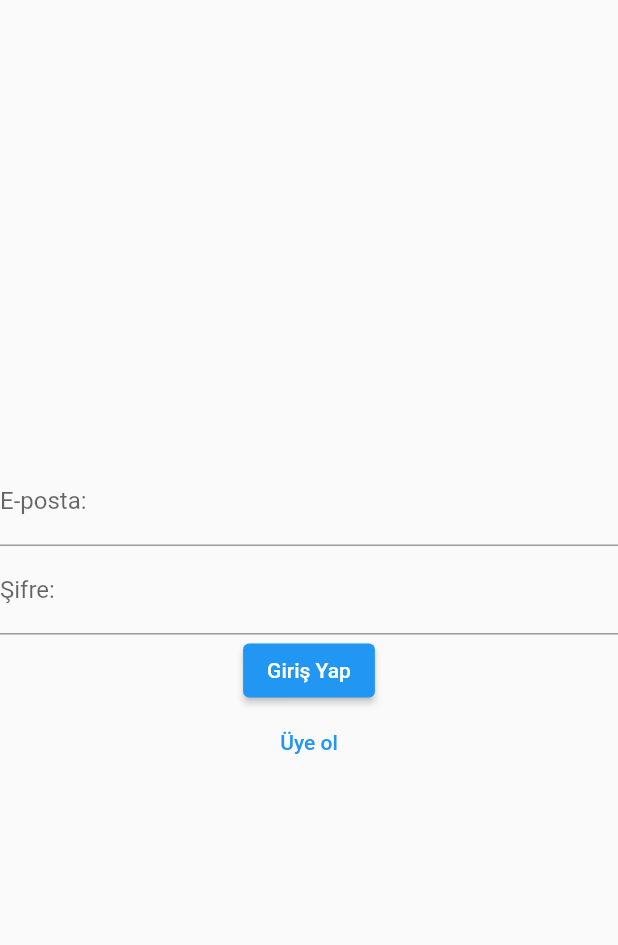
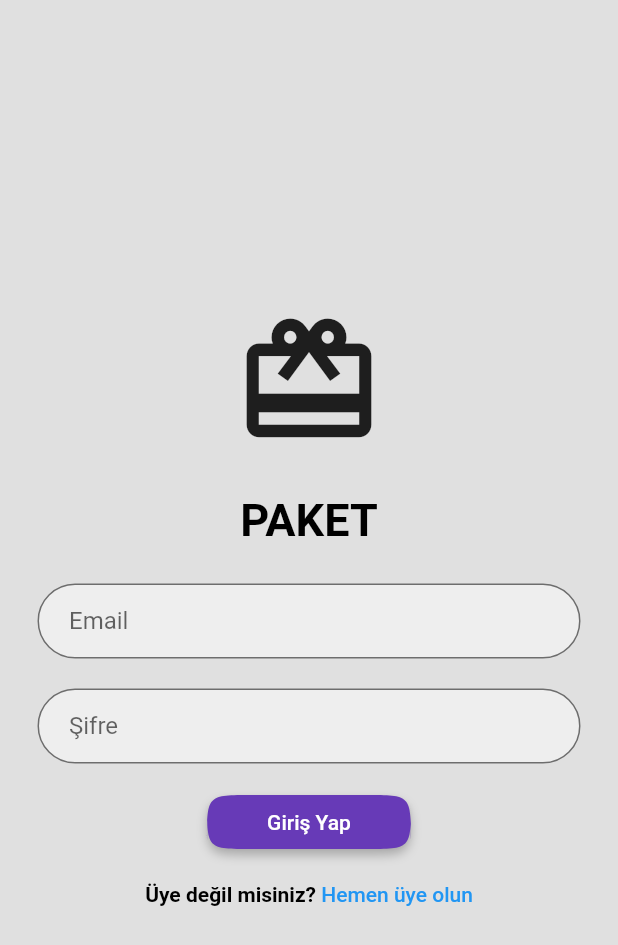
Before and after one commit to Merveaslann/paket_uygulamasi, a Flutter app: the screen it shows after launch, on a phone screen of 412 x 824 dp. Shown: the top 945 px of the screen. Run offline on Flutter 3.47's test engine with Material 2 defaults, Android fonts, the phone set to English and light mode, and no system bars; our stand-ins replace cloud_firestore, firebase_auth, firebase_core; accounts and stored records are empty; generated files the repository leaves out were written again.

```diff
--- a/lib/pages/login_page.dart
+++ b/lib/pages/login_page.dart
@@ -20,24 +20,75 @@ class _LoginPageState extends State<LoginPage> {
   @override
   Widget build(BuildContext context) {
     return Scaffold(
+      backgroundColor: Colors.grey.shade300,
       body: Center(
         child: Form(
           key: _formKey,
           child: Column(mainAxisAlignment: MainAxisAlignment.center, children: [
-            TextFormField(
-              decoration: const InputDecoration(labelText: 'E-posta:'),
+            const Icon(Icons.card_giftcard_outlined,size: 100),
+            const SizedBox(height: 25),
+            const Text(
+              "PAKET",
+              style: TextStyle(
+                color: Colors.black,
+                fontWeight: FontWeight.bold,
+                fontSize: 30.0,
+              ),
+            ),
+            const SizedBox(height: 25),
+            Padding(
+              padding: const EdgeInsets.symmetric(horizontal: 25.0),
+              child: Container(
+                decoration: BoxDecoration(
+                  color: Colors.grey.shade200,
+                  border: Border.all(color: Colors.black54),
+                  borderRadius: BorderRadius.circular(30),
+                ),
+                child: Padding(
+                  padding: const EdgeInsets.only(left: 20.0),
+                  child: TextFormField(
+                    decoration: const InputDecoration(border: InputBorder.none,
+                      hintText: 'Email',
+                    ),
                     onSaved: (newValue) => email = newValue!,
                     validator: (value) => value == null || value.isEmpty ? 'Mail adresiniz boş olamaz' : null,
                   ),
-            TextFormField(
-              decoration: const InputDecoration(labelText: 'Şifre:'),
+                ),
+              ),
+            ),
+            const SizedBox(height: 20),
+            Padding(
+              padding: const EdgeInsets.symmetric(horizontal: 25.0),
+              child: Container(
+                decoration: BoxDecoration(
+                    color: Colors.grey.shade200,
+                    border: Border.all(color: Colors.black54),
+                    borderRadius: BorderRadius.circular(30)
+                ),
+                child: Padding(
+                  padding: const EdgeInsets.only(left: 20.0),
+                  child: TextFormField(
+                    obscureText: true,
+                    decoration: const InputDecoration(border: InputBorder.none,
+                      hintText: 'Şifre',
+                    ),
                     onSaved: (value) => password = value!,
                     validator: (value) => value == null || value.isEmpty ? 'Şifreniz boş olamaz' : null,
-              obscureText: true,
                     enableSuggestions: false,
                     autocorrect: false,
                   ),
+                ),
+              ),
+            ),
+            const SizedBox(height: 15),
             ElevatedButton(
+              style: ElevatedButton.styleFrom(
+                shape: ContinuousRectangleBorder(borderRadius: BorderRadius.circular(30)),
+                primary: Colors.deepPurple,
+                onPrimary: Colors.white,
+                padding: const EdgeInsets.symmetric(horizontal: 40),
+              ),
+              child: const Text("Giriş Yap"),
               onPressed: () async {
                 // Form valid (geçerli/yazdığımız kurallara uyuyor ise) kontrolü yapıyoruz.
                 if (_formKey.currentState!.validate()) {
@@ -45,7 +96,6 @@ class _LoginPageState extends State<LoginPage> {
                   await signIn(context);
                 }
               },
-              child: const Text('Giriş Yap'),
             ),
             TextButton(
               onPressed: () {
@@ -55,8 +105,23 @@ class _LoginPageState extends State<LoginPage> {
                   )
                 );
               },
-              child: const Text("Üye ol")
+              child: Row(
+                mainAxisAlignment: MainAxisAlignment.center,
+                children: const [
+                  Text(
+                    "Üye değil misiniz? ",
+                    style: TextStyle(
+                      fontWeight: FontWeight.bold,
+                      color: Colors.black,
+                    ),
+                  ),
+                  Text(
+                    "Hemen üye olun",
+                    style: TextStyle(color: Colors.blue),
                   )
+                ],
+              ),
+            ),
           ]),
         ),
       ),
@@ -77,6 +142,7 @@ class _LoginPageState extends State<LoginPage> {
         ScaffoldMessenger.of(context).showSnackBar(
           const SnackBar(content: Text('Kullanıcı adınız veya şifreniz yanlış.')),
         );
-      },);
+      },
+    );
   }
 }
```
Lines whose indentation alone changed are shown as unchanged.
